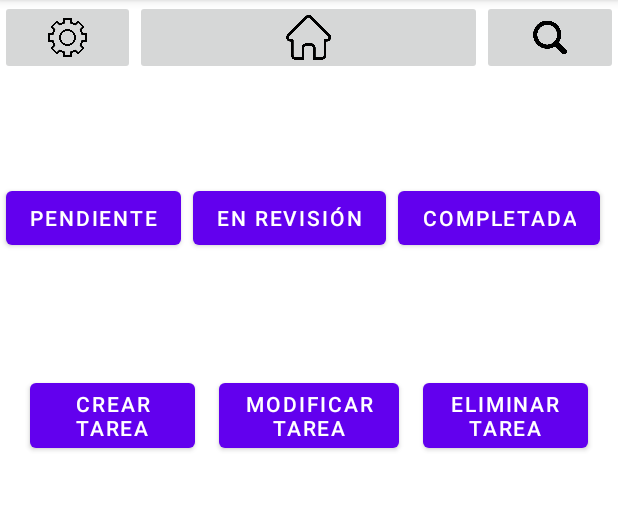
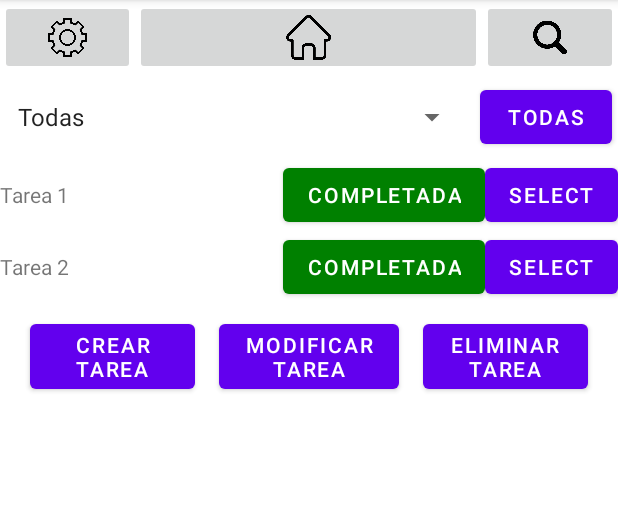
Before and after one commit to joseGomez360/Pocket_Canva, an Android app: the screen it shows after launch (MainActivity), after a tap on "EN REVISIÓN", on a phone screen of 412 x 824 dp, the part 84-595 px from its top. Run offline under Robolectric (Android 15) with nearby library versions, the phone set to English and light mode, and no system bars; 3 other taps on this screen came first.

Commit message:
Todas las funcionalidades Funcionan Correctamente- Falta el Login

```diff
--- a/app/src/main/java/com/example/kanba/MainActivity.kt
+++ b/app/src/main/java/com/example/kanba/MainActivity.kt
@@ -1,10 +1,12 @@
 package com.example.kanba
-
 import EditTaskDialogFragment
 import android.os.Bundle
 import android.view.View
+import android.widget.AdapterView
+import android.widget.ArrayAdapter
 import android.widget.Button
 import android.widget.LinearLayout
+import android.widget.Spinner
 import android.widget.TextView
 import android.widget.Toast
 import androidx.appcompat.app.AppCompatActivity
@@ -72,18 +74,39 @@ class MainActivity : AppCompatActivity(), CreateTaskDialogFragment.CreateTaskLis
             }
         }
 
-        // Manejar clics en los botones de filtro
-        val filterPendingButton: Button = findViewById(R.id.filter_pending_button)
-        val filterInReviewButton: Button = findViewById(R.id.filter_in_review_button)
-        val filterCompletedButton: Button = findViewById(R.id.filter_completed_button)
-        val filterFinalizedButton: Button = findViewById(R.id.filter_finalized_button)
+        // Obtener referencias al Spinner y al botón de restablecer filtro
+        val filterSpinner: Spinner = findViewById(R.id.filter_spinner)
+        val resetFilterButton: Button = findViewById(R.id.reset_filter_button)
 
-        filterPendingButton.setOnClickListener { filterTasks("Pendiente", tasksContainer) }
-        filterInReviewButton.setOnClickListener { filterTasks("En Revisión", tasksContainer) }
-        filterCompletedButton.setOnClickListener { filterTasks("Completada", tasksContainer) }
-        filterFinalizedButton.setOnClickListener { filterTasks("Finalizado", tasksContainer) }
+        // Crear un ArrayAdapter con las opciones de filtrado
+        val adapter = ArrayAdapter.createFromResource(
+            this,
+            R.array.filter_options,
+            android.R.layout.simple_spinner_item
+        )
+        adapter.setDropDownViewResource(android.R.layout.simple_spinner_dropdown_item)
+
+        // Establecer el adaptador en el Spinner
+        filterSpinner.adapter = adapter
+
+        // Manejar el evento de selección del Spinner
+        filterSpinner.onItemSelectedListener = object : AdapterView.OnItemSelectedListener {
+            override fun onItemSelected(parent: AdapterView<*>?, view: View?, position: Int, id: Long) {
+                val selectedItem = parent?.getItemAtPosition(position).toString()
+                filterTasks(selectedItem, tasksContainer)
+            }
+
+            override fun onNothingSelected(parent: AdapterView<*>?) {
+                // No hacer nada cuando no se selecciona nada
+            }
+        }
+
+        // Manejar clic en el botón de restablecer filtro
+        resetFilterButton.setOnClickListener {
+            // Mostrar todas las tareas
+            filterTasks("Todas", tasksContainer)
+        }
     }
-
     private fun addTaskToContainer(task: Task, container: LinearLayout) {
         val taskView = layoutInflater.inflate(R.layout.task_item, null)
         val taskTextView: TextView = taskView.findViewById(R.id.task_text_view)
@@ -129,10 +152,13 @@ class MainActivity : AppCompatActivity(), CreateTaskDialogFragment.CreateTaskLis
         }
         button.setBackgroundColor(ContextCompat.getColor(this, color))
     }
-
     private fun filterTasks(state: String, container: LinearLayout) {
         container.removeAllViews()
-        val filteredTasks = tasksList.filter { it.state == state }
+        val filteredTasks = if (state == "Todas") {
+            tasksList
+        } else {
+            tasksList.filter { it.state == state }
+        }
         for (task in filteredTasks) {
             addTaskToContainer(task, container)
         }
--- a/app/src/main/res/layout/activity_main.xml
+++ b/app/src/main/res/layout/activity_main.xml
@@ -39,7 +39,6 @@
             android:src="@drawable/button3_image"
             android:layout_weight="1" />
     </LinearLayout>
-
     <!-- Sección para filtrar tareas -->
     <LinearLayout
         android:id="@+id/filter_buttons_layout"
@@ -49,35 +48,24 @@
         android:gravity="center"
         android:layout_below="@id/top_buttons_layout">
 
-        <!-- Botones para filtrar tareas -->
+        <!-- Spinner para filtrar tareas -->
+        <Spinner
+            android:id="@+id/filter_spinner"
+            android:layout_width="0dp"
+            android:layout_height="wrap_content"
+            android:layout_weight="1"
+            android:layout_margin="4dp" />
+
+        <!-- Botón para restablecer el filtro -->
         <Button
-            android:id="@+id/filter_pending_button"
+            android:id="@+id/reset_filter_button"
             android:layout_width="wrap_content"
             android:layout_height="wrap_content"
-            android:text="Pendiente"
-            android:layout_margin="4dp" />
-
-        <Button
-            android:id="@+id/filter_in_review_button"
-            android:layout_width="wrap_content"
-            android:layout_height="wrap_content"
-            android:text="En Revisión"
-            android:layout_margin="4dp" />
-
-        <Button
-            android:id="@+id/filter_completed_button"
-            android:layout_width="wrap_content"
-            android:layout_height="wrap_content"
-            android:text="Completada"
-            android:layout_margin="4dp" />
-
-        <Button
-            android:id="@+id/filter_finalized_button"
-            android:layout_width="wrap_content"
-            android:layout_height="wrap_content"
-            android:text="Finalizado"
+            android:text="Todas"
             android:layout_margin="4dp" />
     </LinearLayout>
+
+
 
     <!-- Panel desplazable para las tareas -->
     <ScrollView
--- a/app/src/main/res/layout/dialog_edit_task.xml
+++ b/app/src/main/res/layout/dialog_edit_task.xml
@@ -11,11 +11,5 @@
         android:layout_height="wrap_content"
         android:hint="Nuevo texto de la tarea" />
 
-    <Button
-        android:id="@+id/edit_button"
-        android:layout_width="wrap_content"
-        android:layout_height="wrap_content"
-        android:layout_marginTop="8dp"
-        android:text="Aceptar" />
 
 </LinearLayout>
--- /dev/null
+++ b/app/src/main/res/values/array.xml
@@ -0,0 +1,10 @@
+<?xml version="1.0" encoding="utf-8"?>
+<resources>
+    <string-array name="filter_options">
+        <item>Todas</item>
+        <item>Pendiente</item>
+        <item>En Revisión</item>
+        <item>Completada</item>
+        <item>Finalizado</item>
+    </string-array>
+</resources>
```
